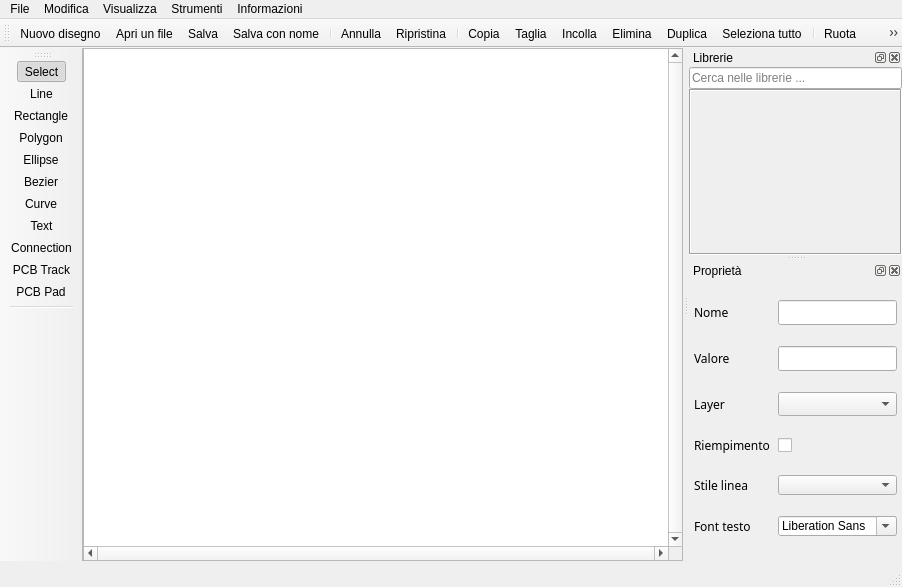
Old version of the form gui/mainwindow.ui in the repository manufino/eSchema.
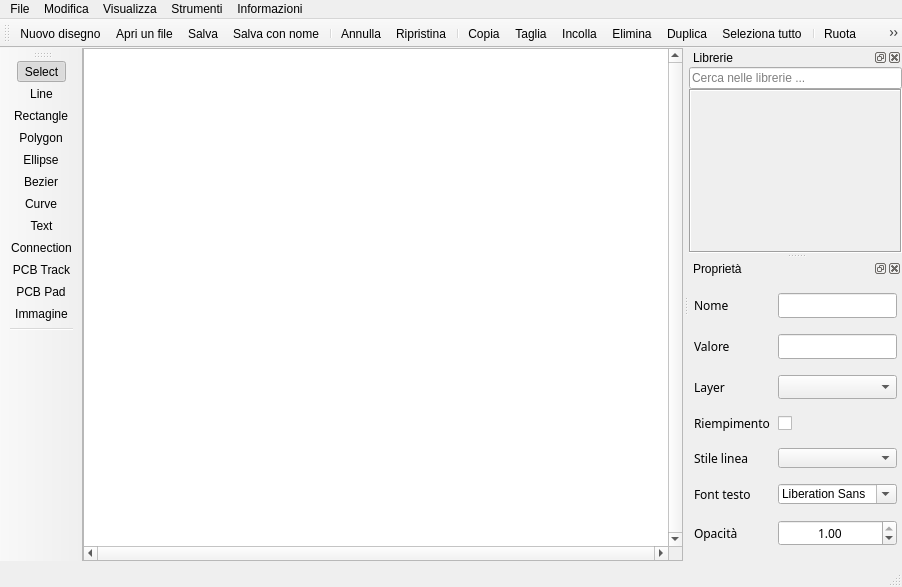
New version of the form. Icons and pictures are not drawn. Custom widgets are drawn as their Qt base class.

Commit message: Add a toolbar tool to insert images into the drawing

Patch:
```diff
--- a/gui/mainwindow.ui
+++ b/gui/mainwindow.ui
@@ -786,6 +786,53 @@
        </property>
       </widget>
      </item>
+     <item row="10" column="0">
+      <widget class="QLabel" name="label_9">
+       <property name="font">
+        <font>
+         <family>Hack</family>
+         <pointsize>9</pointsize>
+        </font>
+       </property>
+       <property name="text">
+        <string>Opacità</string>
+       </property>
+      </widget>
+     </item>
+     <item row="10" column="1">
+      <widget class="QDoubleSpinBox" name="dspinOpacity">
+       <property name="minimumSize">
+        <size>
+         <width>119</width>
+         <height>20</height>
+        </size>
+       </property>
+       <property name="font">
+        <font>
+         <family>Hack</family>
+         <pointsize>9</pointsize>
+        </font>
+       </property>
+       <property name="alignment">
+        <set>Qt::AlignCenter</set>
+       </property>
+       <property name="decimals">
+        <number>2</number>
+       </property>
+       <property name="minimum">
+        <double>0.000000000000000</double>
+       </property>
+       <property name="maximum">
+        <double>1.000000000000000</double>
+       </property>
+       <property name="singleStep">
+        <double>0.050000000000000</double>
+       </property>
+       <property name="value">
+        <double>1.000000000000000</double>
+       </property>
+      </widget>
+     </item>
     </layout>
    </widget>
   </widget>
@@ -966,6 +1013,7 @@
    <addaction name="actionConnection"/>
    <addaction name="actionPcbTrack"/>
    <addaction name="actionPad"/>
+   <addaction name="actionImage"/>
    <addaction name="separator"/>
   </widget>
   <action name="actionNewDraw">
@@ -1547,6 +1595,24 @@
     <string>Z</string>
    </property>
   </action>
+  <action name="actionImage">
+   <property name="checkable">
+    <bool>true</bool>
+   </property>
+   <property name="icon">
+    <iconset resource="../resources.qrc">
+     <normaloff>:/res/resources/remix/image-2-line.png</normaloff>:/res/resources/remix/image-2-line.png</iconset>
+   </property>
+   <property name="text">
+    <string>Immagine</string>
+   </property>
+   <property name="toolTip">
+    <string>Immagine</string>
+   </property>
+   <property name="shortcut">
+    <string>M</string>
+   </property>
+  </action>
   <action name="actionAdjustView">
    <property name="enabled">
     <bool>true</bool>
```
The commit also changes 4 other files.
